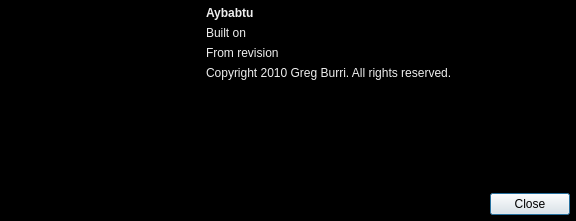
This is application/GUI/DialogAbout.ui in Ummon/D-LAN as Qt 5 draws it before an edit. The edited form follows.
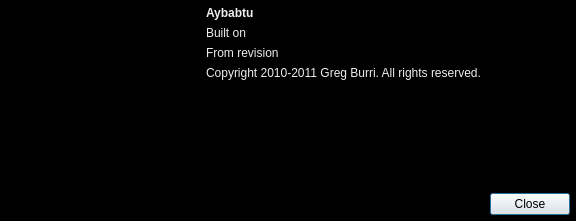
This is the edited form. Icons and pictures are not drawn.

Commit message: Update the copyright years of the about dialog.

What changed in the file:
```diff
--- a/application/GUI/DialogAbout.ui
+++ b/application/GUI/DialogAbout.ui
@@ -186,7 +186,7 @@
      <item>
       <widget class="QLabel" name="lblCopyright">
        <property name="text">
-        <string>Copyright 2010 Greg Burri. All rights reserved.</string>
+        <string>Copyright 2010-2011 Greg Burri. All rights reserved.</string>
        </property>
       </widget>
      </item>
```
